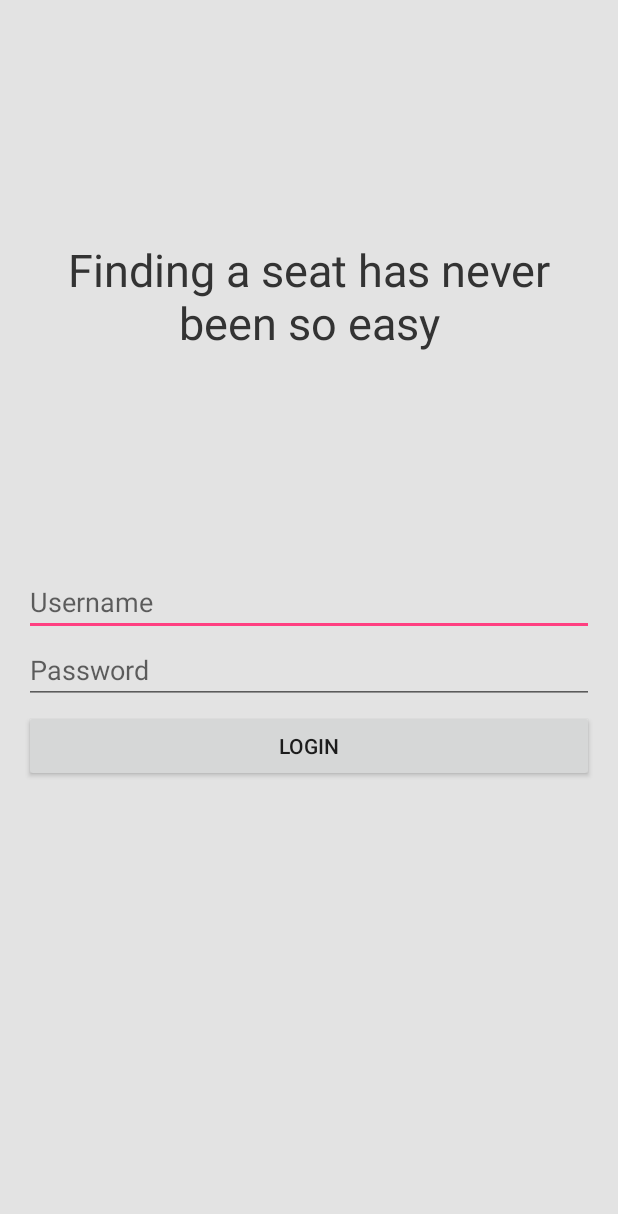
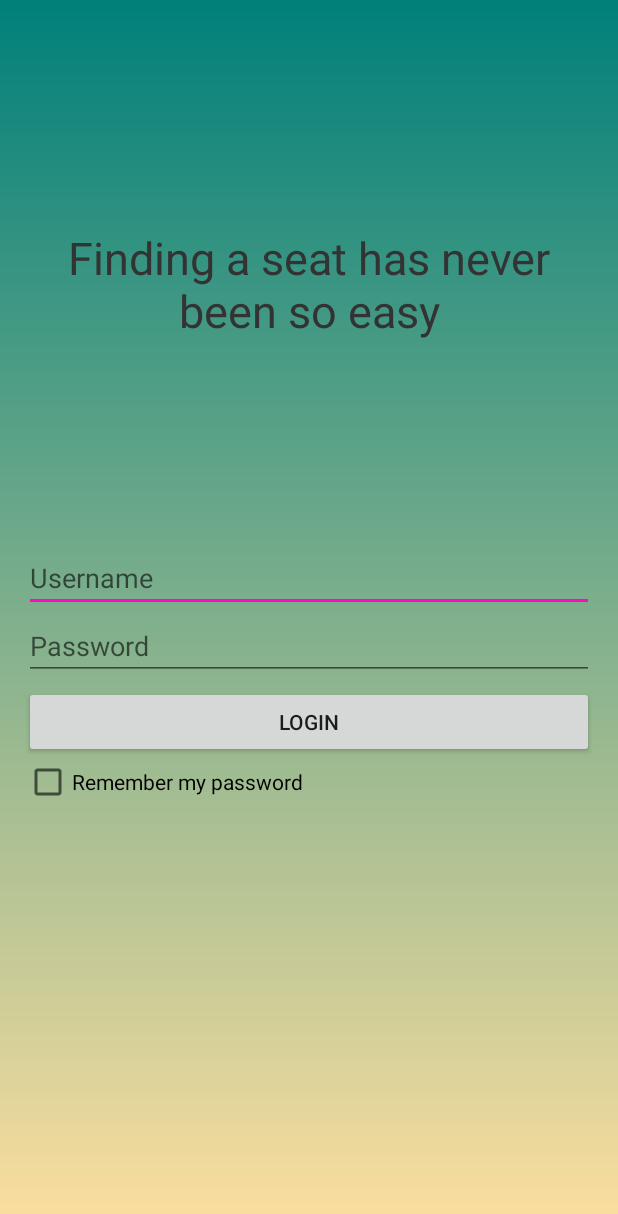
Before and after one commit to edenadler/FindMySeat, an Android app: the LoginScreen screen opened directly, with no data from a screen before it, on a phone screen of 412 x 824 dp. Shown: the top 1214 px of the screen. Run offline under Robolectric (Android 15) with nearby library versions, the phone set to English and light mode, and no system bars.

Commit message:
login screen and background update

```diff
--- a/FindMySeat_android/app/src/main/java/com/prototype/joint/findmyseat/LoginScreen.java
+++ b/FindMySeat_android/app/src/main/java/com/prototype/joint/findmyseat/LoginScreen.java
@@ -1,13 +1,31 @@
 package com.prototype.joint.findmyseat;
 
+import android.content.Intent;
+import android.support.annotation.StringDef;
 import android.support.v7.app.AppCompatActivity;
 import android.os.Bundle;
+import android.view.View;
+import android.widget.CheckBox;
+import android.widget.EditText;
 
 public class LoginScreen extends AppCompatActivity {
+    private CheckBox chk1;
+    private String username, password;
+    private EditText editTextUsername,editTextPassword;
 
     @Override
     protected void onCreate(Bundle savedInstanceState) {
         super.onCreate(savedInstanceState);
         setContentView(R.layout.activity_login_screen);
+        editTextUsername = (EditText)findViewById(R.id.username);
+        editTextPassword = (EditText)findViewById(R.id.password);
+        chk1 = (CheckBox)findViewById(R.id.checkBox2);
+        chk1.setOnClickListener(new View.OnClickListener(){
+            @Override
+            public void onClick(View view) {
+
+            }
+        });
+
     }
 }
--- a/FindMySeat_android/app/src/main/java/com/prototype/joint/findmyseat/MainActivity.java
+++ b/FindMySeat_android/app/src/main/java/com/prototype/joint/findmyseat/MainActivity.java
@@ -8,6 +8,7 @@ import android.support.v7.widget.Toolbar;
 import android.view.View;
 import android.view.Menu;
 import android.view.MenuItem;
+import android.widget.CheckBox;
 
 public class MainActivity extends AppCompatActivity {
 
--- /dev/null
+++ b/FindMySeat_android/app/src/main/res/drawable/background_gr.xml
@@ -0,0 +1,10 @@
+<?xml version="1.0" encoding="utf-8"?>
+<shape xmlns:android="http://schemas.android.com/apk/res/android">
+<gradient
+    android:startColor="@color/gradient_background_start"
+    android:endColor="@color/gradient_background_end"
+    android:type="linear"
+    android:angle="270"
+    />
+
+</shape>
--- a/FindMySeat_android/app/src/main/res/layout/activity_login_screen.xml
+++ b/FindMySeat_android/app/src/main/res/layout/activity_login_screen.xml
@@ -1,6 +1,5 @@
 <LinearLayout xmlns:android="http://schemas.android.com/apk/res/android"
 xmlns:tools="http://schemas.android.com/tools"
-android:background="#e3e3e3"
 android:layout_width="match_parent"
 android:layout_height="match_parent"
 android:padding="@dimen/activity_horizontal_margin"
@@ -31,12 +30,15 @@ android:orientation="vertical">
         android:layout_weight="0.5"
         android:orientation="vertical">
 
+
+
         <EditText
             android:id="@+id/username"
             android:layout_width="match_parent"
             android:layout_height="wrap_content"
             android:inputType="textEmailAddress"
-            android:hint="Username"/>
+            android:hint="Username"
+            android:imeOptions="actionNext" />
 
         <EditText
             android:id="@+id/password"
@@ -52,6 +54,12 @@ android:orientation="vertical">
             android:layout_height="wrap_content"
             android:text="Login"/>
 
+        <CheckBox
+            android:text="Remember my password"
+            android:layout_width="match_parent"
+            android:layout_height="wrap_content"
+            android:id="@+id/checkBox2" />
+
     </LinearLayout>
 
 </LinearLayout>
--- a/FindMySeat_android/app/src/main/res/values/colors.xml
+++ b/FindMySeat_android/app/src/main/res/values/colors.xml
@@ -1,6 +1,8 @@
 <?xml version="1.0" encoding="utf-8"?>
 <resources>
-    <color name="colorPrimary">#3F51B5</color>
-    <color name="colorPrimaryDark">#303F9F</color>
-    <color name="colorAccent">#FF4081</color>
+<color name="colorPrimary">#FF0AC2</color>
+<color name="colorPrimaryDark">#808080</color>
+<color name="colorAccent">#FF0AC2</color>
+<color name="gradient_background_start">#00807a</color>
+<color name="gradient_background_end">#ffdf9f</color>
 </resources>
--- a/FindMySeat_android/app/src/main/res/values/styles.xml
+++ b/FindMySeat_android/app/src/main/res/values/styles.xml
@@ -6,15 +6,14 @@
     <item name="colorPrimary">@color/colorPrimary</item>
     <item name="colorPrimaryDark">@color/colorPrimaryDark</item>
     <item name="colorAccent">@color/colorAccent</item>
+    <item name="android:windowNoTitle">true</item>
+    <item name="android:windowBackground">@drawable/background_gr</item>
 </style>
-
 <style name="AppTheme.NoActionBar">
     <item name="windowActionBar">false</item>
     <item name="windowNoTitle">true</item>
 </style>
-
-    <style name="AppTheme.AppBarOverlay" parent="ThemeOverlay.AppCompat.Dark.ActionBar" />
-
-    <style name="AppTheme.PopupOverlay" parent="ThemeOverlay.AppCompat.Light" />
+<style name="AppTheme.AppBarOverlay" parent="ThemeOverlay.AppCompat.Dark.ActionBar"/>
+<style name="AppTheme.PopupOverlay" parent="ThemeOverlay.AppCompat.Light"/>
 
 </resources>
```
Lines whose indentation alone changed are shown as unchanged.
